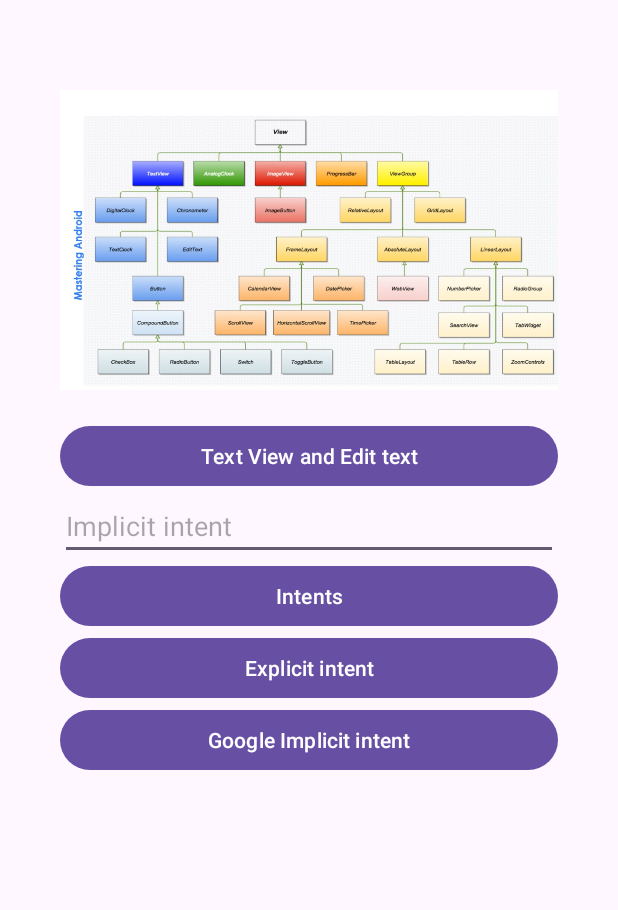
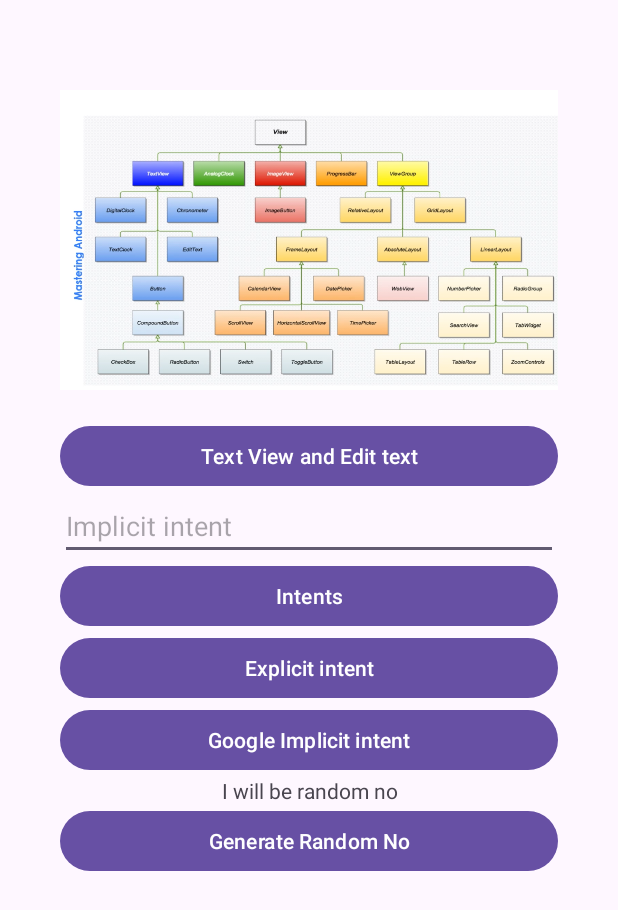
Before and after one commit to rohitbalage/global_android_development_kotlin, an Android app: the uiComponents screen opened directly, with no data from a screen before it, on a phone screen of 412 x 824 dp. Shown: the top 910 px of the screen. Run offline under Robolectric (Android 15) with nearby library versions, the phone set to English and light mode, and no system bars.

Commit message:
added random number generator

```diff
--- a/app/src/main/java/com/rrbofficial/androiduipracticekotlin/uiComponents.kt
+++ b/app/src/main/java/com/rrbofficial/androiduipracticekotlin/uiComponents.kt
@@ -7,6 +7,8 @@ import android.os.Bundle
 import android.view.View
 import android.widget.Button
 import android.widget.EditText
+import android.widget.TextView
+import kotlin.random.Random
 
 class uiComponents : AppCompatActivity() {
     override fun onCreate(savedInstanceState: Bundle?) {
@@ -22,6 +24,9 @@ class uiComponents : AppCompatActivity() {
 
         val goTogoogleBtn : Button = findViewById(R.id.googleImplicit)
 
+        val randomBtn: Button = findViewById(R.id.randomNumberBtn)
+
+        val randomTxt : TextView = findViewById(R.id.randomNumber)
 
 
         // IMPLICIT INTENT
@@ -63,6 +68,19 @@ class uiComponents : AppCompatActivity() {
         }
 
 
+        randomBtn.setOnClickListener()
+        {
+            val random : Int = generateRandomNum()
+
+            randomTxt.text = random.toString()
+        }
+
+
+    }
+
+    private fun generateRandomNum(): Int {
+       var random =  Random.nextInt(1000)
+        return random
     }
 
     fun GoToTextAndEditText(view: View) {
--- a/app/src/main/res/layout/activity_ui_components.xml
+++ b/app/src/main/res/layout/activity_ui_components.xml
@@ -71,6 +71,19 @@
                 android:layout_height="wrap_content"
                 android:text="@string/google_implicit_intent" />
 
+            <TextView
+                android:id="@+id/randomNumber"
+                android:layout_width="match_parent"
+                android:layout_height="wrap_content"
+                android:gravity="center_horizontal"
+                android:text="I will be random no" />
+
+            <Button
+                android:id="@+id/randomNumberBtn"
+                android:layout_width="match_parent"
+                android:layout_height="wrap_content"
+                android:text="Generate Random No" />
+
 
         </LinearLayout>
     </ScrollView>
```
